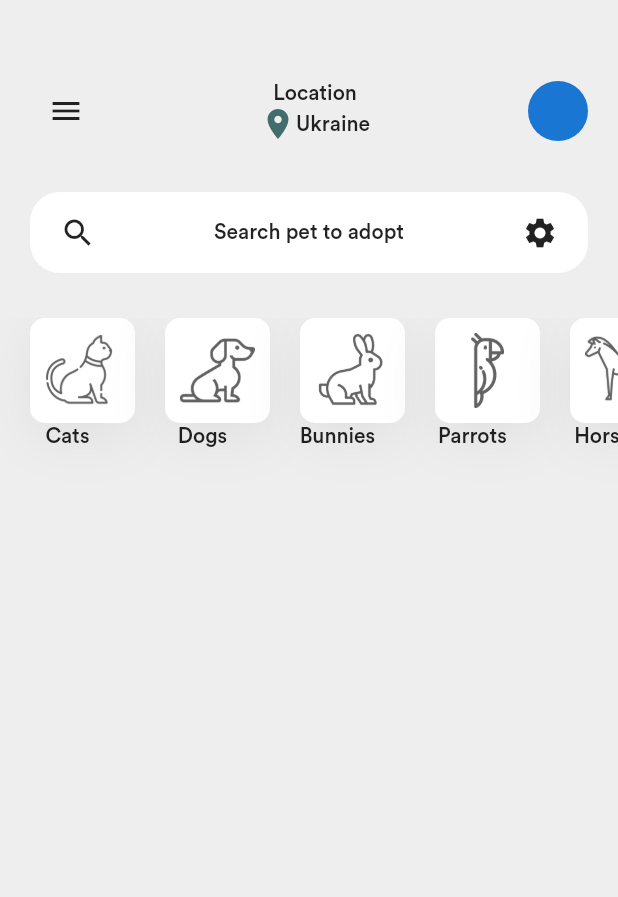
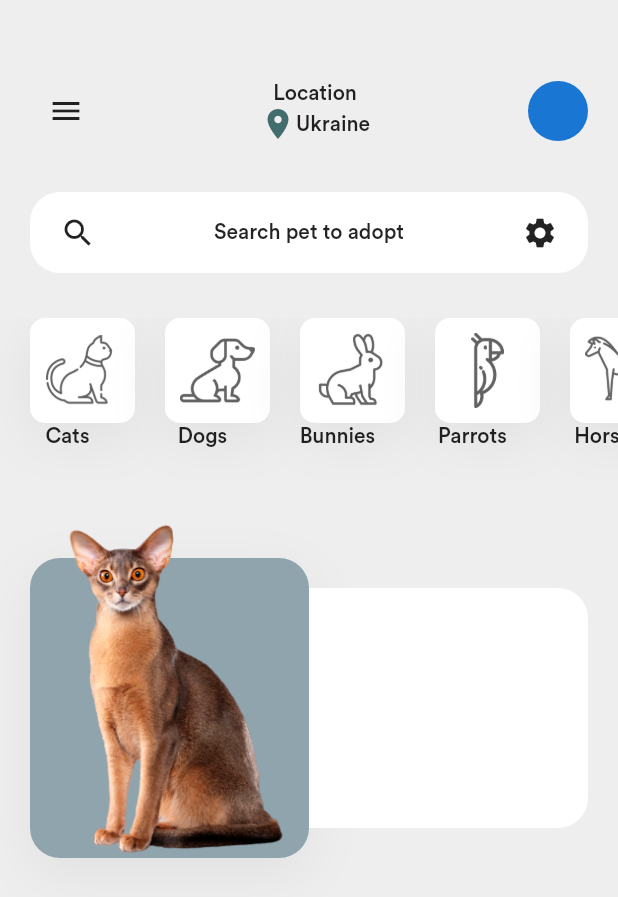
Before and after one commit to pritsorathiya5181/Flutter-Responsive-Ui, a Flutter app: the screen it shows after launch, on a phone screen of 412 x 824 dp. Shown: the top 897 px of the screen. Run offline on Flutter 3.47's test engine with Material 2 defaults, Android fonts, the phone set to English and light mode, and no system bars; our stand-ins replace after_layout, liquid_swipe.

Commit message:
add content on homeScreen

```diff
--- a/HiddenDrawer/lib/homeScreen.dart
+++ b/HiddenDrawer/lib/homeScreen.dart
@@ -21,10 +21,10 @@ class _HomeScreenState extends State<HomeScreen> {
         ..scale(scaleFactor)
         ..rotateY(isDrawerOpen ? -0.5 : 0),
       duration: Duration(milliseconds: 250),
+      // color: Colors.grey[200],
+      decoration: BoxDecoration(
           color: Colors.grey[200],
-      // decoration: BoxDecoration(
-      //     color: Colors.grey[200],
-      //     borderRadius: BorderRadius.circular(isDrawerOpen ? 40 : 0.0)),
+          borderRadius: BorderRadius.circular(isDrawerOpen ? 40 : 0.0)),
       child: Column(
         children: [
           SizedBox(
@@ -119,7 +119,44 @@ class _HomeScreenState extends State<HomeScreen> {
                     ],
                   ),
                 );
-                }),
+              },
+            ),
+          ),
+          Container(
+            height: 240,
+            margin: EdgeInsets.symmetric(horizontal: 20),
+            child: Row(
+              children: [
+                Expanded(
+                  child: Stack(
+                    children: [
+                      Container(
+                        margin: EdgeInsets.only(top: 40),
+                        decoration: BoxDecoration(
+                          color: Colors.blueGrey[300],
+                          borderRadius: BorderRadius.circular(20),
+                          boxShadow: shadowList,
+                        ),
+                      ),
+                      Align(
+                        child: Image.asset('assets/images/pet-cat2.png'),
+                      )
+                    ],
+                  ),
+                ),
+                Expanded(
+                  child: Container(
+                    margin: EdgeInsets.only(top: 60, bottom: 20),
+                    decoration: BoxDecoration(
+                        color: Colors.white,
+                        borderRadius: BorderRadius.only(
+                          topRight: Radius.circular(20),
+                          bottomRight: Radius.circular(20),
+                        )),
+                  ),
+                ),
+              ],
+            ),
           )
         ],
       ),
```
Lines whose indentation alone changed are shown as unchanged.
